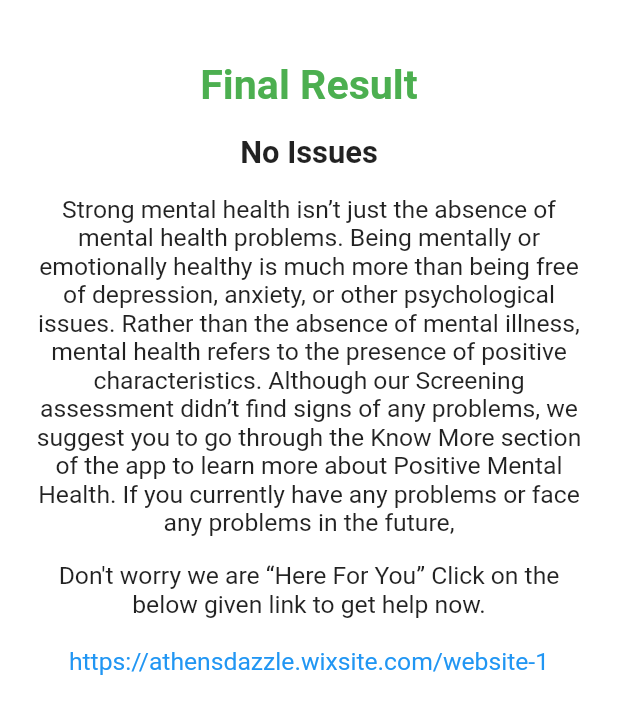
After one commit to MLSA-SRM/MentalHealthApp, a Flutter app: the ResultPage screen opened directly, on a phone screen of 412 x 824 dp. The commit adds this screen. Shown: the top 714 px of the screen. Run offline on Flutter 3.47's test engine with Material 2 defaults, Android fonts, the phone set to English and light mode, and no system bars; our stand-ins replace avatar_glow, firebase_database, firebase_messaging, flutter_screenutil, flutter_swiper, shared_preferences and 1 more; missing offline and left inert: flutter_webview_plugin, link; accounts and stored records are empty.

Commit message:
Result Page 1.0

```diff
--- a/lib/DASS21_Page.dart
+++ b/lib/DASS21_Page.dart
@@ -462,23 +462,34 @@ class _Dass21PageState extends State<Dass21Page> {
                   }
                 }
               });
+              var prefs = await SharedPreferences.getInstance();
 
               if (count == 21) {
                 if (total_a >= 6 && total_d >= 7) {
                   Navigator.pushReplacement(context,
                       MaterialPageRoute(builder: (context) => GAD7Page(true)));
                   isSevere = true;
+                  prefs.setString('result', 'dep');
                 } else if (total_a >= 6) {
                   Navigator.pushReplacement(context,
                       MaterialPageRoute(builder: (context) => GAD7Page(false)));
+                  prefs.setString('result', 'anx');
                   isSevere = true;
                 } else if (total_d >= 7) {
                   Navigator.pushReplacement(context,
                       MaterialPageRoute(builder: (context) => PHQ9Page()));
+                  prefs.setString('result', 'dep');
                   isSevere = true;
-                } else {
+                } else if(total_s >= 10) {
                   Navigator.pushReplacement(context,
                       MaterialPageRoute(builder: (context) => BACEPage()));
+                  prefs.setString('result', 'str');
+                  isSevere = false;
+                }
+                else {
+                  Navigator.pushReplacement(context,
+                      MaterialPageRoute(builder: (context) => BACEPage()));
+                  prefs.setString('result', 'non');
                   isSevere = false;
                 }
               } else {
--- /dev/null
+++ b/lib/GetToKnowPage.dart
@@ -0,0 +1,135 @@
+import 'package:avatar_glow/avatar_glow.dart';
+import 'package:flutter/material.dart';
+import 'package:mental_health_app/Showup.dart';
+import 'package:shared_preferences/shared_preferences.dart';
+import 'package:url_launcher/url_launcher.dart';
+
+class ResultPage extends StatefulWidget {
+  @override
+  _ResultPageState createState() => _ResultPageState();
+}
+
+class _ResultPageState extends State<ResultPage> {
+  String res, msg,title;
+ Future<List<String>> _getFinalMessage() async {
+    List<String> msgList = List<String>(2);
+    var prefs = await SharedPreferences.getInstance();
+    res = prefs.get('result');
+    if (res == 'dep') {
+      msg =
+          "Sadness is a human emotion that all people feel at certain times during their lives."
+              " Feeling sad is a natural reaction to situations that cause emotional upset or pain."
+              " When you’re sad, it may feel all-encompassing at times."
+              " But you should also have moments when you are able to laugh or be comforted."
+              " Depression differs from sadness. The feelings you have will affect all aspects of your life."
+              " It may be hard or even impossible to find enjoyment in anything, including activities and people you used to enjoy."
+              " Depression is a medical Condition, not an emotion. Our screening assessment suggests that you may be depressed.";
+      title = "Depression";
+    }
+    else if (res == 'anx'){
+      msg ="It’s normal to feel Anxious when faced with a potentially dangerous situation or worrying triggers,"
+          " our “nerves” become the warning signs we need to navigate the dangers around us."
+          " The problem starts when you start experiencing  these symptoms constantly or intensely even without a present danger."
+          " Our screening assessment suggests that you may be overly anxious and are unable to cope with it.";
+      title = "Anxiety";
+    }
+    else if (res == 'str'){
+      msg = "We all go through stress in our lives, it’s important for out growth,"
+          " stress becomes a problem when it exceeds your ability to cope with them."
+          " Our screening assessment suggests that you may be under stress, which you’re unable to cope with.";
+      title = "Stress";
+    }
+    else {
+      msg ="Strong mental health isn’t just the absence of mental health problems."
+          " Being mentally or emotionally healthy is much more than being free of depression, anxiety, or other psychological issues."
+          " Rather than the absence of mental illness, mental health refers to the presence of positive characteristics."
+          " Although our Screening assessment didn’t find signs of any problems,"
+          " we suggest you to go through the Know More section of the app to learn more about Positive Mental Health."
+          " If you currently have any problems or face any problems in the future,";
+      title = "No Issues";
+    }
+    msgList[0] = title;
+    msgList[1] = msg;
+   return msgList;
+  }
+
+  @override
+  Widget build(BuildContext context) {
+    return Scaffold(
+      backgroundColor: Colors.white,
+      body: ListView(
+        children: <Widget>[
+          SizedBox(
+            height: MediaQuery.of(context).size.height / 20,
+          ),
+          Text("Final Result",textAlign: TextAlign.center,
+            style: TextStyle(
+                fontSize: MediaQuery.of(context).size.width/15,
+                fontWeight: FontWeight.bold,
+              color: Colors.green
+            ),),
+          SizedBox(
+            height: MediaQuery.of(context).size.height / 50,
+          ),
+          ShowUp(
+              child: Container(
+                padding: EdgeInsets.symmetric(horizontal: MediaQuery.of(context).size.width/20),
+            child:FutureBuilder(
+              future: _getFinalMessage(),
+              builder: (BuildContext context, AsyncSnapshot snapshot){
+                if(snapshot.data == null){
+                  return Column(
+                    mainAxisSize: MainAxisSize.min,
+                    children: <Widget>[
+                      Text("Your result is loading....",textAlign: TextAlign.center,
+                        style: TextStyle(
+                          fontSize: MediaQuery.of(context).size.width/25,
+                        ),),
+                      LinearProgressIndicator(valueColor: new AlwaysStoppedAnimation<Color>(Colors.blue),)
+                    ],
+                  );
+                }
+                return Column(
+                  children: <Widget>[
+                    Text(snapshot.data[0],textAlign: TextAlign.center,
+                      style: TextStyle(
+                        fontSize: MediaQuery.of(context).size.width/20,
+                        fontWeight: FontWeight.bold
+                      ),),
+                    SizedBox(
+                      height: MediaQuery.of(context).size.height / 50,
+                    ),
+                    Text(snapshot.data[1],textAlign: TextAlign.center,
+                      style: TextStyle(
+                          fontSize: MediaQuery.of(context).size.width/25,
+                      ),),
+                    SizedBox(
+                      height: MediaQuery.of(context).size.height / 50,
+                    ),
+                    Text("Don't worry we are “Here For You” Click on the below given link to get help now.",textAlign: TextAlign.center,
+                      style: TextStyle(
+                        fontSize: MediaQuery.of(context).size.width/25,
+                      ),),
+                    GestureDetector(
+                      onTap: ()async{
+                        launch("https://athensdazzle.wixsite.com/website-1");
+                      },
+                      child: Text("\nhttps://athensdazzle.wixsite.com/website-1",textAlign: TextAlign.center,
+                        style: TextStyle(
+                          fontSize: MediaQuery.of(context).size.width/25,
+                          color: Colors.blue,
+                        ),),
+                    )
+                  ],
+                );
+              },
+            )
+          )),
+          SizedBox(
+            height: MediaQuery.of(context).size.height / 50,
+          ),
+        ],
+      ),
+    );
+  }
+}
--- a/lib/SDRS_Page.dart
+++ b/lib/SDRS_Page.dart
@@ -2,6 +2,7 @@ import 'package:firebase_database/firebase_database.dart';
 import 'package:flutter/material.dart';
 import 'package:flutter_swiper/flutter_swiper.dart';
 import 'package:mental_health_app/GAD7_Page.dart';
+import 'package:mental_health_app/GetToKnowPage.dart';
 import 'package:mental_health_app/PHQ9_Page.dart';
 import 'package:mental_health_app/question.dart';
 import 'package:shared_preferences/shared_preferences.dart';
@@ -347,7 +348,7 @@ Future pushToFirebase() async {
               if(count == 5)
               {
                 await pushToFirebase();
-                //Done
+                  Navigator.pushReplacement(context, MaterialPageRoute(builder: (context) => ResultPage()));//Done
               }
               else
               {
```
Also changed, not shown: 1 other file.
